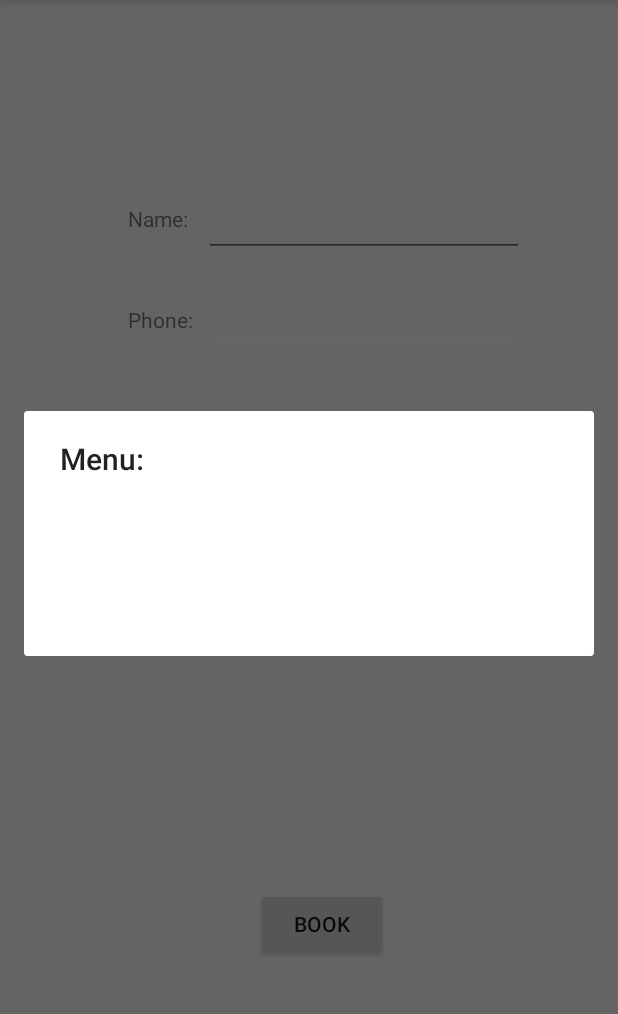
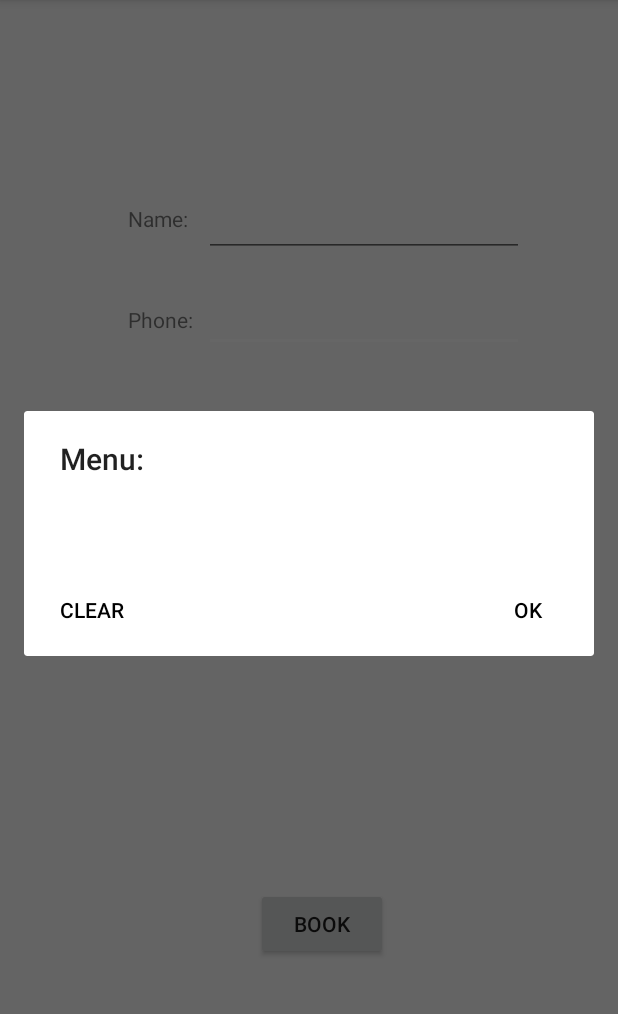
Before and after one commit to orelrahum/Coffee-N-Go, an Android app: the CustomerActivity screen opened directly, with no data from a screen before it, after a tap on an icon or button, on a phone screen of 412 x 824 dp, the part 84-1098 px from its top. Run offline under Robolectric (Android 15) with nearby library versions, the phone set to English and light mode, and no system bars; our stand-ins replace Firebase (no records; nobody signed in at launch, a user with empty details on screens opened directly).

Commit message:
fix alertbuilder text color

```diff
--- a/app/src/main/java/com/example/coffee_n_go/CustomerActivity.java
+++ b/app/src/main/java/com/example/coffee_n_go/CustomerActivity.java
@@ -6,6 +6,7 @@ import androidx.appcompat.app.AlertDialog;
 import androidx.appcompat.app.AppCompatActivity;
 import android.content.DialogInterface;
 import android.content.Intent;
+import android.graphics.Color;
 import android.os.Bundle;
 import android.view.View;
 import android.widget.Button;
@@ -116,7 +117,10 @@ public class CustomerActivity extends AppCompatActivity {
                         sum=0;
                     }
                 });
-                mBuilder.show();
+                AlertDialog dialog =mBuilder.create();
+                dialog.show();
+                dialog.getButton(DialogInterface.BUTTON_POSITIVE).setTextColor(Color.parseColor("#000000"));
+                dialog.getButton(DialogInterface.BUTTON_NEUTRAL).setTextColor(Color.parseColor("#000000"));
             }
         });
         book.setOnClickListener(new View.OnClickListener() {
```
